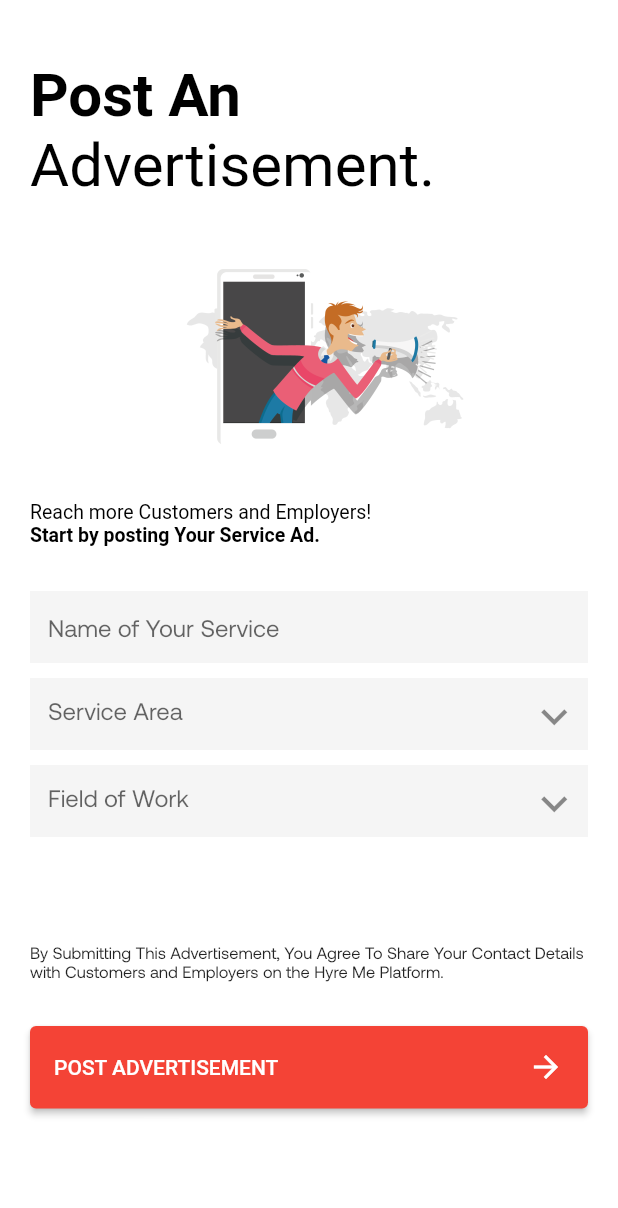
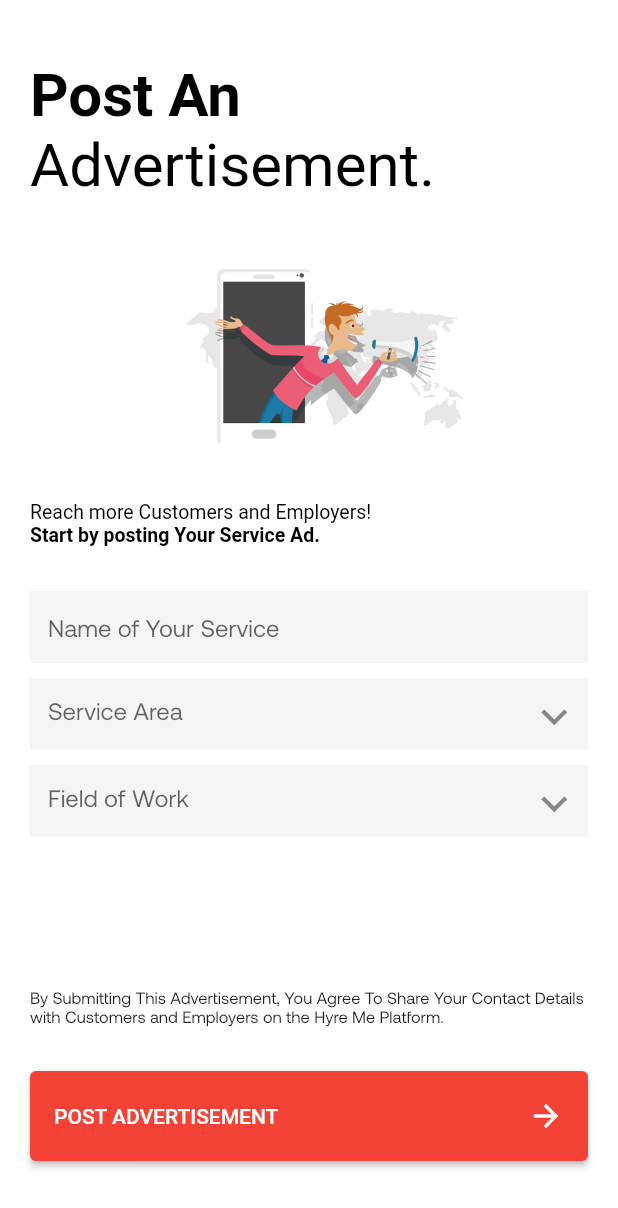
Before and after one commit to kkkkkabir/flutter_assignment, a Flutter app: the PostAd screen opened directly, on a phone screen of 412 x 824 dp. Shown: the top 1208 px of the screen. Run offline on Flutter 3.47's test engine with Material 2 defaults, Android fonts, the phone set to English and light mode, and no system bars; our stand-ins replace flutter_rating_stars, google_fonts; Roboto replaces fonts that are missing (Aeonik-Light).

Commit message:
Changes made

```diff
--- a/lib/Screens/history.dart
+++ b/lib/Screens/history.dart
@@ -122,7 +122,7 @@ class _HistoryState extends State<History> {
                                                                         8.0)))),
                                             onPressed: () {},
                                             child: Text("Full Time",
-                                                style: TextStyle(fontSize: 11)),
+                                                style: TextStyle(fontSize: 8)),
                                           ))
                                     ],
                                   ),
--- a/lib/Screens/postAd.dart
+++ b/lib/Screens/postAd.dart
@@ -117,7 +117,7 @@ class PostAd extends StatelessWidget {
                                 ),
                               )),
                               SizedBox(
-                                height: 70.0,
+                                height: 100.0,
                               ),
                               Text(
                                 "By Submitting This Advertisement, You Agree To Share Your Contact Details with Customers and Employers on the Hyre Me Platform.",
@@ -128,7 +128,7 @@ class PostAd extends StatelessWidget {
                               ),
                               SizedBox(
                                 width: 400,
-                                height: 55,
+                                height: 60,
                                 child: ElevatedButton(
                                     style: ButtonStyle(
                                         backgroundColor:
```
